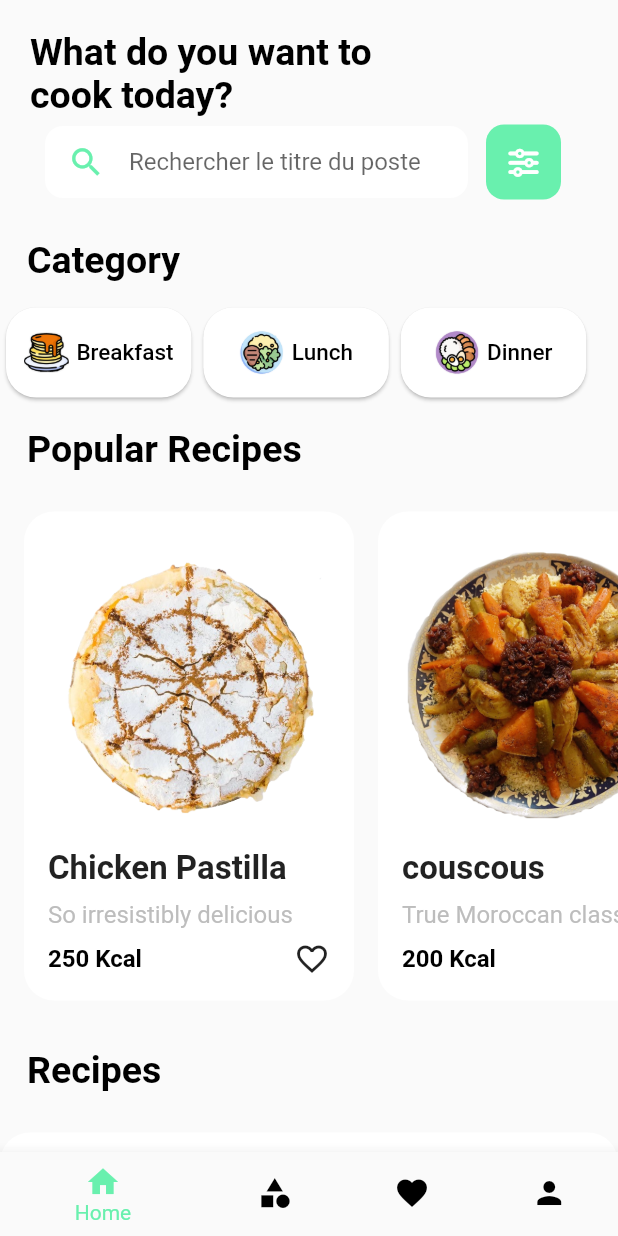
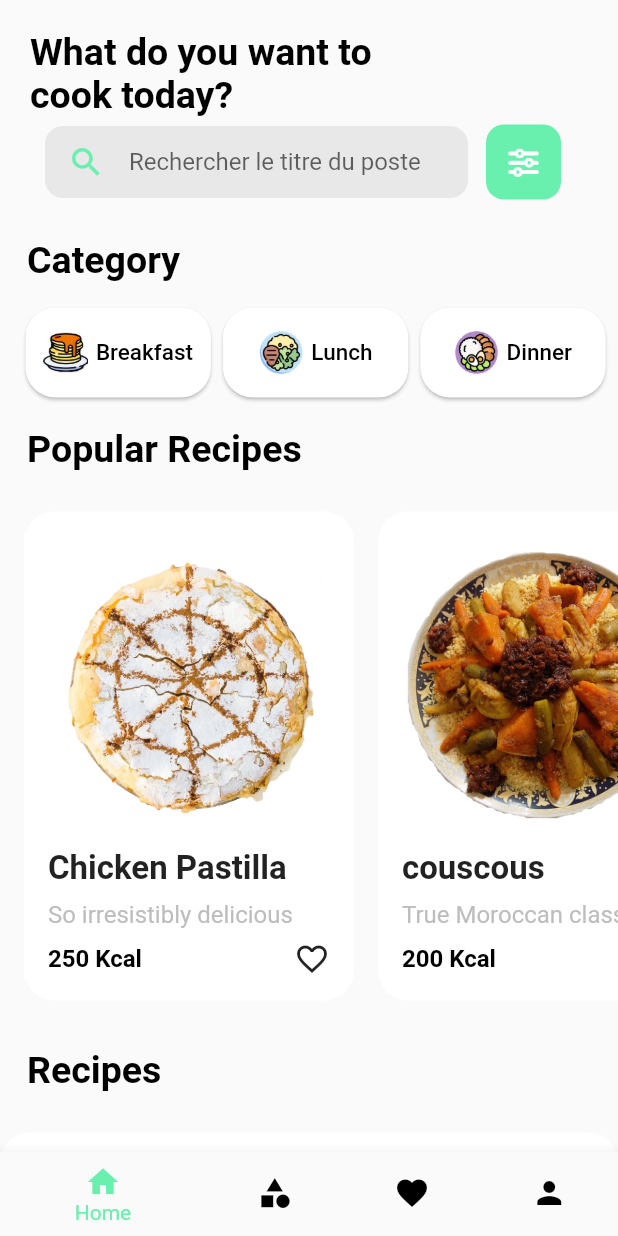
Before and after one commit to koliche/Moroccan-Food-Recipes, a Flutter app: the HomePage screen opened by its route, on a phone screen of 412 x 824 dp. Run offline on Flutter 3.47's test engine with Material 2 defaults, Android fonts, the phone set to English and light mode, and no system bars; our stand-ins replace animate_do, font_awesome_flutter, google_fonts.

Commit message:
simple changes

```diff
--- a/lib/views/home.dart
+++ b/lib/views/home.dart
@@ -18,6 +18,7 @@ class _HomePageState extends State<HomePage> {
   @override
   Widget build(BuildContext context) {
     return Scaffold(
+        // Bottom Navigation Bar ::::::
         bottomNavigationBar: BottomNavigationBar(
             unselectedItemColor: Colors.black,
             selectedItemColor: Colors.greenAccent,
@@ -41,6 +42,7 @@ class _HomePageState extends State<HomePage> {
           child: SingleChildScrollView(
               child: Column(
             children: <Widget>[
+              // search bar ::::::
               Container(
                 margin: EdgeInsets.only(top: 20, left: 20),
                 padding: EdgeInsets.only(right: 150),
@@ -58,7 +60,7 @@ class _HomePageState extends State<HomePage> {
                     top: 5, bottom: 10, left: 30, right: 20),
                 child: SearchWidget(),
               ),
-              // Recipes Category :
+              // Recipes Category :::::
               Container(
                 child: Column(
                   children: [
@@ -80,7 +82,7 @@ class _HomePageState extends State<HomePage> {
                       ],
                     ),
                     Padding(
-                      padding: const EdgeInsets.only(top: 13.0),
+                      padding: const EdgeInsets.only(top: 13.0, left: 13),
                       child: Row(
                         children: [
                           Categories(
@@ -97,7 +99,7 @@ class _HomePageState extends State<HomePage> {
                   ],
                 ),
               ),
-              // Popular Recipes :
+              // Popular Recipes ::::::
               Container(
                 child: Column(
                   crossAxisAlignment: CrossAxisAlignment.start,
--- a/lib/views/widgets/searchWidget.dart
+++ b/lib/views/widgets/searchWidget.dart
@@ -21,7 +21,7 @@ class _SearchWidgetState extends State<SearchWidget> {
             child: Container(
               padding: EdgeInsets.symmetric(horizontal: 15.0),
               decoration: BoxDecoration(
-                color: Colors.white,
+                color: Colors.grey.withOpacity(0.2),
                 borderRadius: BorderRadius.circular(12.0),
               ),
               child: TextField(
```
